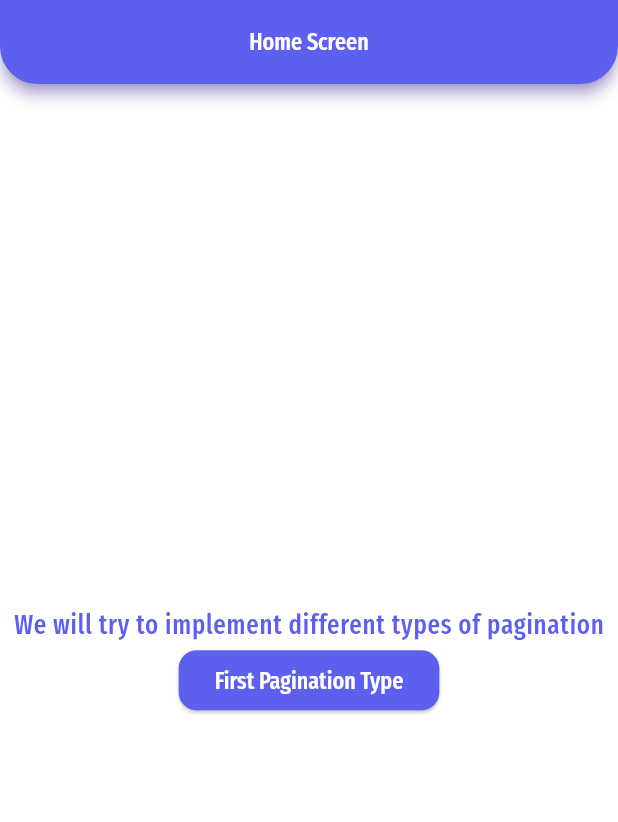
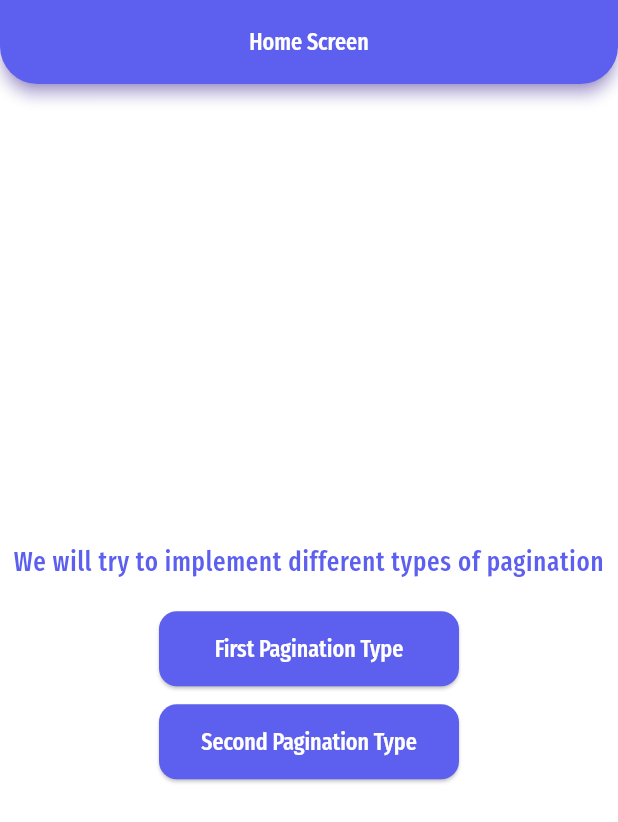
Before and after one commit to ahmadelbaz/live_assessment, a Flutter app: the screen it shows after launch, on a phone screen of 412 x 824 dp. Shown: the top 822 px of the screen. Run offline on Flutter 3.47's test engine with Material 3 defaults, Android fonts, the phone set to English and light mode, and no system bars; our stand-ins replace dio, get; project files that could hold a hidden picture were left out.

Commit message:
Add navigation extensions, update string and value managers, and refactor home screen UI
- Added navigation extensions to simplify navigation in Flutter
- Updated string manager with new pagination types
- Updated value manager with new size values
- Refactored home screen UI to use a separate widget for the body

```diff
--- a/lib/core/theming/string_manager.dart
+++ b/lib/core/theming/string_manager.dart
@@ -2,7 +2,8 @@ class StringManager {
   static const String appName = 'Live Assesment';
   static const String homeScreen = 'Home Screen';
   static const String noRoutesFound = 'No routes found';
-  static const String firstPaginationType = 'First Pagination Type';
   static const String homeScreenTitle =
       'We will try to implement different types of pagination';
+  static const String firstPaginationType = 'First Pagination Type';
+  static const String secondPaginationType = 'Second Pagination Type';
 }
--- a/lib/core/theming/theme_light.dart
+++ b/lib/core/theming/theme_light.dart
@@ -55,6 +55,7 @@ class ThemeLight {
             fontSize: FontSize.s16,
             color: ColorManager.white,
           ),
+          minimumSize: const Size(AppSizes.s200, AppSizes.s50),
           shape: RoundedRectangleBorder(
             borderRadius: BorderRadius.circular(AppSizes.s12),
           ),
--- a/lib/core/theming/value_manager.dart
+++ b/lib/core/theming/value_manager.dart
@@ -1,6 +1,9 @@
 class AppSizes {
   static const double s4 = 4.0;
+  static const double s8 = 8.0;
   static const double s12 = 12.0;
   static const double s20 = 20.0;
   static const double s25 = 25.0;
+  static const double s50 = 50.0;
+  static const double s200 = 200.0;
 }
--- a/lib/features/home/home_screen.dart
+++ b/lib/features/home/home_screen.dart
@@ -1,5 +1,7 @@
 import 'package:flutter/material.dart';
 import 'package:live_assesment/core/theming/string_manager.dart';
+import 'package:live_assesment/core/theming/value_manager.dart';
+import 'package:live_assesment/features/home/ui/widgets/home_body.dart';
 
 class HomeScreen extends StatelessWidget {
   const HomeScreen({super.key});
@@ -10,19 +12,10 @@ class HomeScreen extends StatelessWidget {
       appBar: AppBar(
         title: const Text(StringManager.homeScreen),
       ),
-      body: Center(
+      body: const Center(
         child: Padding(
-          padding: const EdgeInsets.all(8.0),
-          child: Column(
-            mainAxisAlignment: MainAxisAlignment.center,
-            children: [
-              Text(StringManager.homeScreenTitle,
-                  style: Theme.of(context).textTheme.bodyLarge),
-              ElevatedButton(
-                  onPressed: () {},
-                  child: const Text(StringManager.firstPaginationType)),
-            ],
-          ),
+          padding: EdgeInsets.all(AppSizes.s8),
+          child: HomeBody(),
         ),
       ),
     );
--- /dev/null
+++ b/lib/features/home/ui/widgets/home_body.dart
@@ -0,0 +1,33 @@
+import 'package:flutter/material.dart';
+import 'package:live_assesment/core/theming/string_manager.dart';
+
+import '../../../../core/theming/value_manager.dart';
+
+class HomeBody extends StatelessWidget {
+  const HomeBody({super.key});
+
+  @override
+  Widget build(BuildContext context) {
+    return Column(
+      mainAxisAlignment: MainAxisAlignment.center,
+      crossAxisAlignment: CrossAxisAlignment.center,
+      children: [
+        Text(
+          StringManager.homeScreenTitle,
+          style: Theme.of(context).textTheme.bodyLarge,
+          textAlign: TextAlign.center,
+        ),
+        const SizedBox(height: AppSizes.s20),
+        ElevatedButton(
+          onPressed: () {},
+          child: const Text(StringManager.firstPaginationType),
+        ),
+        const SizedBox(height: AppSizes.s12),
+        ElevatedButton(
+          onPressed: () {},
+          child: const Text(StringManager.secondPaginationType),
+        ),
+      ],
+    );
+  }
+}
```
Also changed, not shown: lib/core/helpers/extensions.dart (+20 -0 lines).
